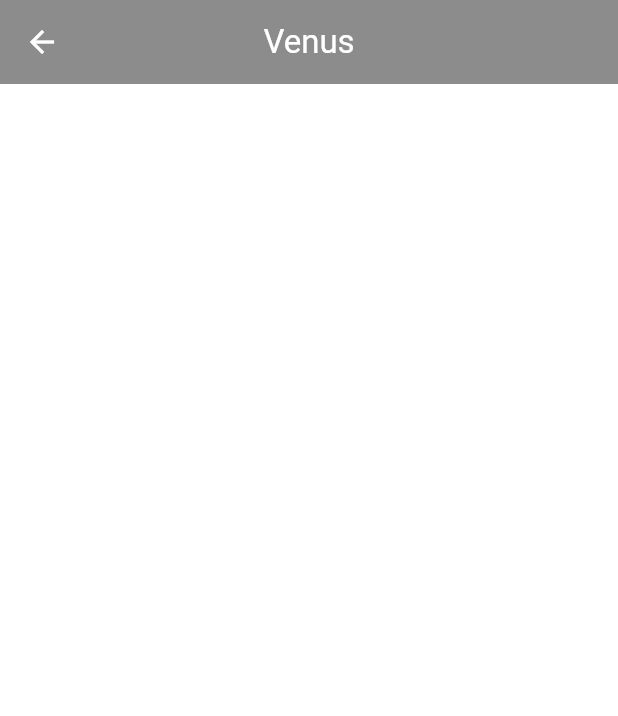
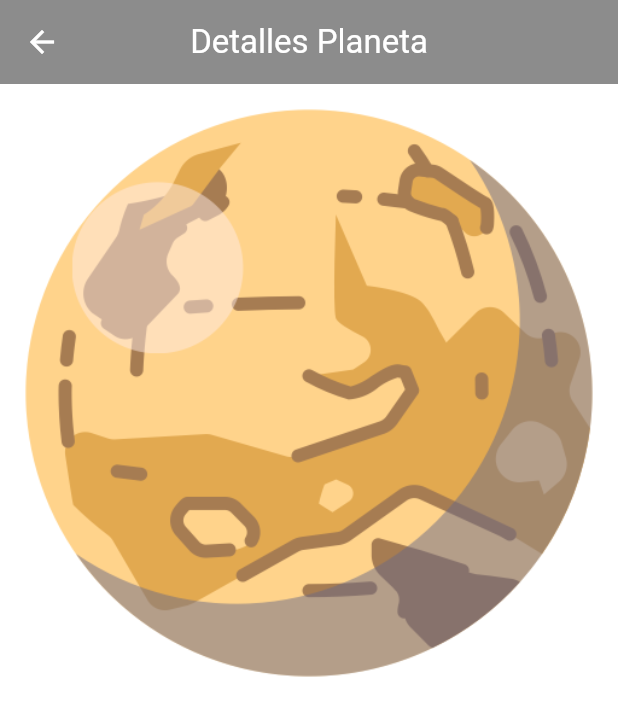
Before and after one commit to AnaDG3/tarea_entregable_3_desarrollo_interfaces, a Flutter app: the screen it shows after launch, after a tap on the "chevron right" icon, on a phone screen of 412 x 824 dp. Shown: the top 716 px of the screen. Run offline on Flutter 3.47's test engine with Material 3 defaults, Android fonts, the phone set to English and light mode, and no system bars.

Commit message:
Corrección interacción 2.

```diff
--- a/lib/Pantalla_Principal.dart
+++ b/lib/Pantalla_Principal.dart
@@ -5,7 +5,7 @@ import 'datos_planetas.dart';
 
 void main() => runApp(
   const MaterialApp(
-    debugShowCheckedModeBanner: false, // Opcional: quita la etiqueta de debug
+    debugShowCheckedModeBanner: false,
     home: PantallaPrincipal(),
   ),
 );
@@ -17,46 +17,57 @@ class PantallaPrincipal extends StatelessWidget {
   static Planeta venus = obtenerPlanetaPorId("PLANET-002");
   static Planeta mercurio = obtenerPlanetaPorId("PLANET-003");
 
+  static List<Planeta> planetas = [
+    tierra,
+    venus,
+    mercurio,
+  ];
+
   @override
   Widget build(BuildContext context) {
     return MaterialApp(
       debugShowCheckedModeBanner: false,
       home: Scaffold(
         backgroundColor: Colors.white,
-        appBar: AppBar(centerTitle: true, title: Text("Sistema Solar", style: TextStyle(color: Colors.white), ), backgroundColor: Colors.black45),
+        appBar: AppBar(
+          centerTitle: true,
+          title: Text(
+            "Sistema Solar",
+            style: TextStyle(color: Colors.white),
+          ),
+          backgroundColor: Colors.black45,
+        ),
         body: SafeArea(
           child: ListView(
             children: <Widget>[
-              ListTile(title: Text(tierra.nombre), subtitle: Text(tierra.Radio),
-                trailing: IconButton(onPressed: () => Navigator.push(
+              for (int i = 0; i < planetas.length; i++) ...[
+                ListTile(
+                  title: Text(planetas[i].nombre),
+                  subtitle: Text(planetas[i].Radio),
+                  trailing: IconButton(
+                    onPressed: () => Navigator.push(
                       context,
                       MaterialPageRoute(
                         builder: (context) =>
-                        PantallaSecundaria(planeta: tierra),
+                            PantallaSecundaria(planeta: planetas[i]),
                       ),
-                ), icon: Icon(Icons.chevron_right)),
-                leading: Container(child: Image.asset(tierra.imagenUrl, fit: BoxFit.cover)),
                     ),
-              ListTile(title: Text(venus.nombre), subtitle: Text(venus.Radio),
-                trailing: IconButton(onPressed: () => Navigator.push(
-                  context,
-                  MaterialPageRoute(
-                    builder: (context) =>
-                        PantallaSecundaria(planeta: venus),
+                    icon: Icon(Icons.chevron_right),
                   ),
-                ), icon: Icon(Icons.chevron_right)),
-                leading: Container(child: Image.asset(venus.imagenUrl, fit: BoxFit.cover)),
+                  leading: Container(
+                    child: Image.asset(
+                      planetas[i].imagenUrl,
+                      fit: BoxFit.cover,
                     ),
-              ListTile(title: Text(mercurio.nombre), subtitle: Text(mercurio.Radio),
-                trailing: IconButton(onPressed: () => Navigator.push(
-                  context,
-                  MaterialPageRoute(
-                    builder: (context) =>
-                        PantallaSecundaria(planeta: mercurio),
                   ),
-                ), icon: Icon(Icons.chevron_right)),
-                leading: Container(child: Image.asset(mercurio.imagenUrl, fit: BoxFit.cover)),
                 ),
+                if (i < planetas.length - 1)
+                  Divider(
+                    color: Colors.grey,
+                    thickness: 1,
+                    height: 1,
+                  ),
+              ],
             ],
           ),
         ),
--- a/lib/Pantalla_Secundaria.dart
+++ b/lib/Pantalla_Secundaria.dart
@@ -14,10 +14,12 @@ final Planeta planeta;
   Widget build(BuildContext context) {
     return Scaffold(
       backgroundColor: Colors.white,
-        appBar: AppBar(centerTitle: true, title: Text(planeta.nombre, style: TextStyle(color: Colors.white),), backgroundColor: Colors.black45, iconTheme: IconThemeData(color: Colors.white),
+        appBar: AppBar(centerTitle: true, title: Text("Detalles Planeta", style: TextStyle(color: Colors.white),), backgroundColor: Colors.black45, iconTheme: IconThemeData(color: Colors.white),
         ),
         body: Column(
-
+          children: [
+            Image.asset(planeta.imagenUrl)
+          ],
         )
     );
   }
```
Lines whose indentation alone changed are shown as unchanged.
